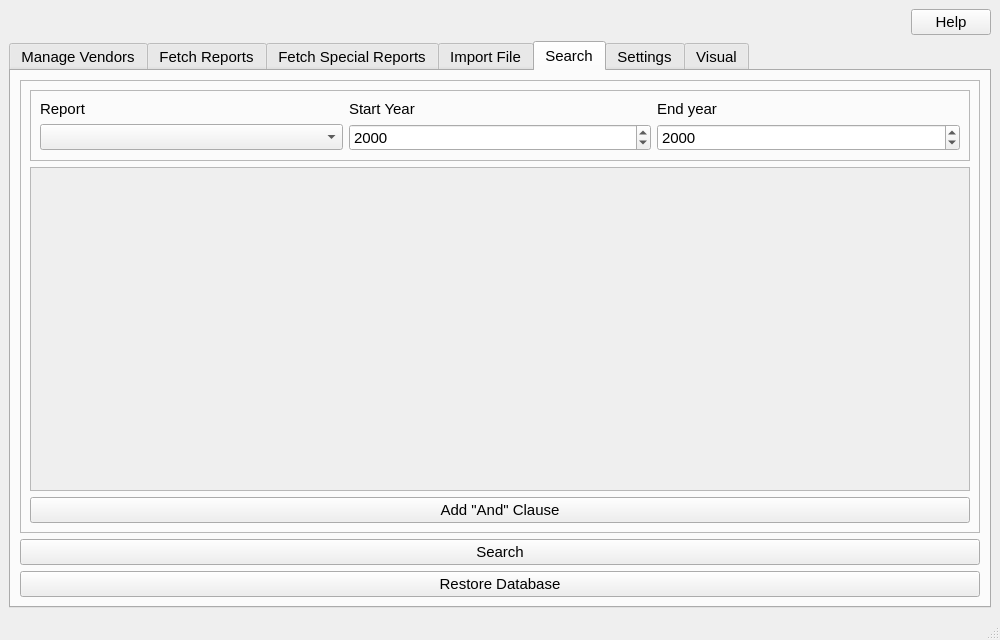
Above: ui/MainWindow.ui from CS-4820-Library-Project/COUNTER-5-Report-Tool-2020-5.0 before the change. Below: the same form after it.
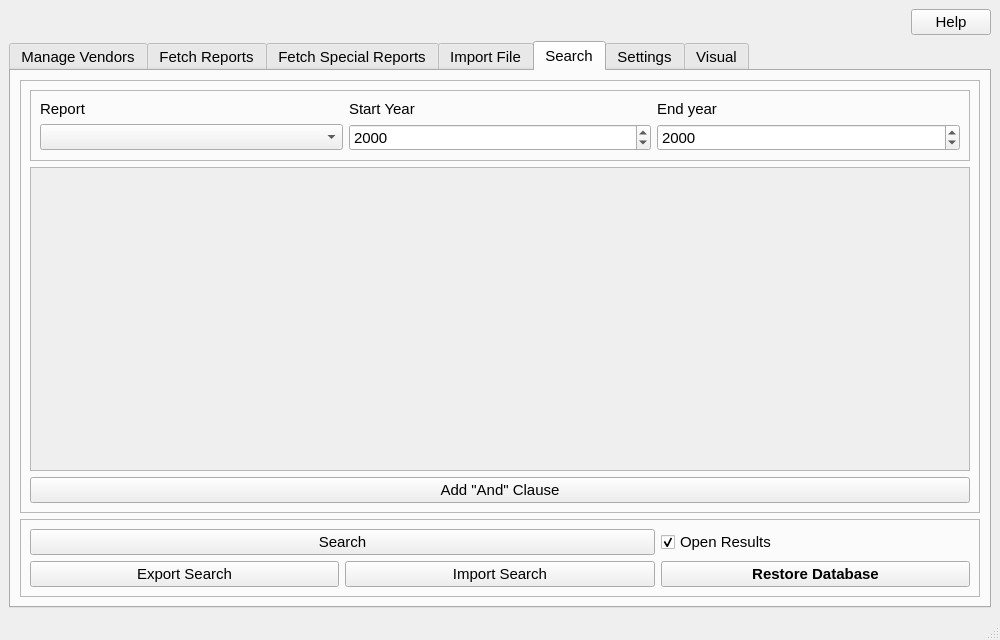
That is the form after the change. The open tabs and pages were chosen to show the change.

Commit message: deletes old data before inserting, added export button, added import button (doesn't work yet)

The edit to the form file:
```diff
--- a/ui/MainWindow.ui
+++ b/ui/MainWindow.ui
@@ -1482,8 +1482,8 @@
                <rect>
                 <x>0</x>
                 <y>0</y>
-                <width>858</width>
-                <height>50</height>
+                <width>815</width>
+                <height>44</height>
                </rect>
               </property>
               <property name="sizePolicy">
@@ -1513,23 +1513,65 @@
          </widget>
         </item>
         <item>
-         <widget class="QPushButton" name="search_button">
-          <property name="sizePolicy">
-           <sizepolicy hsizetype="Minimum" vsizetype="Minimum">
-            <horstretch>0</horstretch>
-            <verstretch>0</verstretch>
-           </sizepolicy>
+         <widget class="QFrame" name="frame_14">
+          <property name="frameShape">
+           <enum>QFrame::StyledPanel</enum>
           </property>
-          <property name="text">
-           <string>Search</string>
+          <property name="frameShadow">
+           <enum>QFrame::Raised</enum>
           </property>
-         </widget>
-        </item>
-        <item>
-         <widget class="QPushButton" name="search_restore_database_button">
-          <property name="text">
-           <string>Restore Database</string>
-          </property>
+          <layout class="QGridLayout" name="gridLayout_4">
+           <item row="2" column="5">
+            <widget class="QCheckBox" name="search_open_results_checkbox">
+             <property name="text">
+              <string>Open Results</string>
+             </property>
+             <property name="checked">
+              <bool>true</bool>
+             </property>
+            </widget>
+           </item>
+           <item row="3" column="1">
+            <widget class="QPushButton" name="search_export_button">
+             <property name="text">
+              <string>Export Search</string>
+             </property>
+            </widget>
+           </item>
+           <item row="3" column="5">
+            <widget class="QPushButton" name="search_restore_database_button">
+             <property name="font">
+              <font>
+               <weight>75</weight>
+               <bold>true</bold>
+              </font>
+             </property>
+             <property name="text">
+              <string>Restore Database</string>
+             </property>
+            </widget>
+           </item>
+           <item row="3" column="2">
+            <widget class="QPushButton" name="search_import_button">
+             <property name="text">
+              <string>Import Search</string>
+             </property>
+            </widget>
+           </item>
+           <item row="2" column="1" colspan="2">
+            <widget class="QPushButton" name="search_button">
+             <property name="sizePolicy">
+              <sizepolicy hsizetype="Minimum" vsizetype="Minimum">
+               <horstretch>0</horstretch>
+               <verstretch>0</verstretch>
+              </sizepolicy>
+             </property>
+             <property name="text">
+              <string>Search</string>
+             </property>
+            </widget>
+           </item>
+          </layout>
          </widget>
         </item>
        </layout>
```
Left out of the diff: 18 changed lines with no effect on the pictures. The commit also changes 3 other files.
